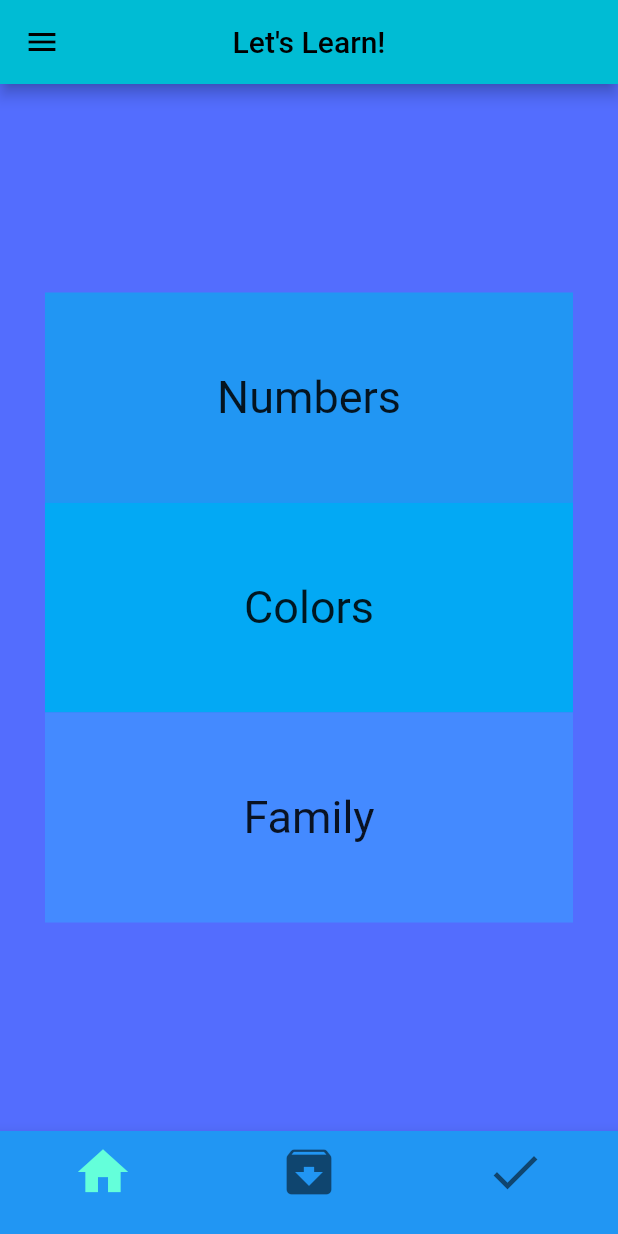
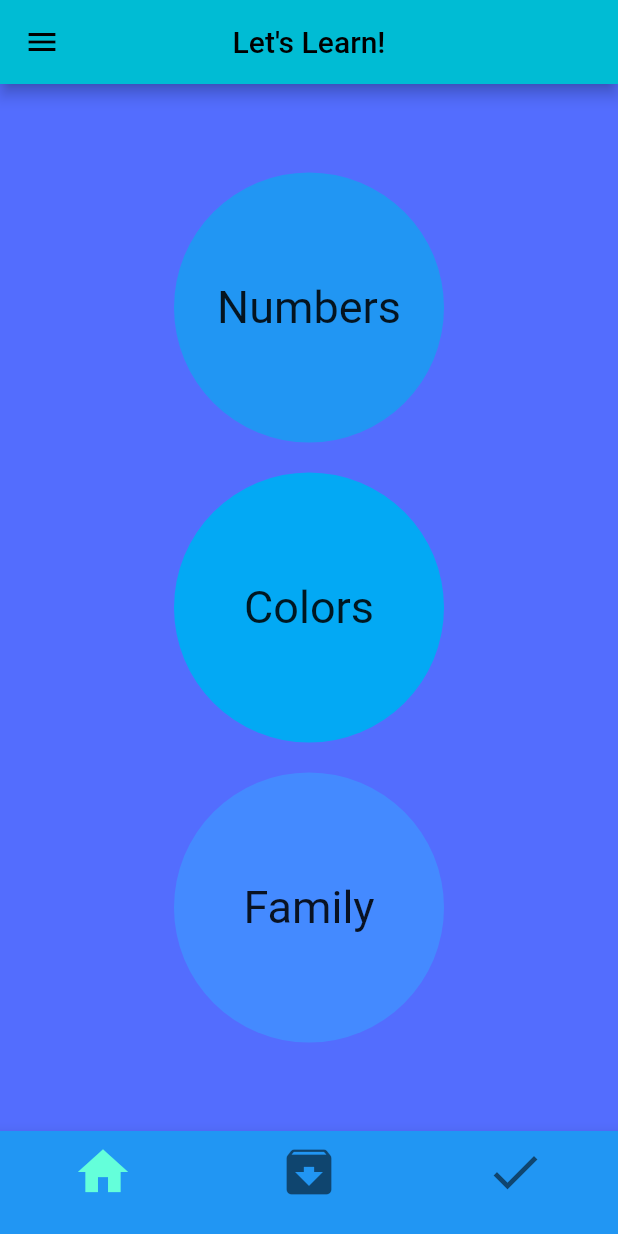
Before and after one commit to HassanEmad0010/learn_languges, a Flutter app: the screen it shows after launch, on a phone screen of 412 x 824 dp. Run offline on Flutter 3.47's test engine with Material 2 defaults, Android fonts, the phone set to English and light mode, and no system bars; our stand-ins replace assets_audio_player.

Commit message:
commit Hassan screen3

```diff
--- a/lib/layout/HomeScreen.dart
+++ b/lib/layout/HomeScreen.dart
@@ -9,8 +9,6 @@ import '../modules/Numbers.dart';
 import '../shared/shared.componants/componants.dart';
 import 'package:assets_audio_player/assets_audio_player.dart';
 
-
-
 class HomeScreen extends StatefulWidget {
   const HomeScreen({Key? key}) : super(key: key);
 
@@ -19,56 +17,42 @@ class HomeScreen extends StatefulWidget {
 }
 
 class _HomeScreenState extends State<HomeScreen> {
-
-  int currentindex=0;
-  bool pressed=false;
+  int currentindex = 0;
+  bool pressed = false;
   @override
   Widget build(BuildContext context) {
     return Scaffold(
-      bottomNavigationBar:
-          BottomNavigationBar(
+      bottomNavigationBar: BottomNavigationBar(
         onTap: (value) {
-              setState(() {
-              });
+          setState(() {});
           print(value);
           currentindex = value;
-              currentindex==1?Navigator.push(
+          currentindex == 1
+              ? Navigator.push(
                   context,
                   MaterialPageRoute(
                     builder: (context) => HassanClass(),
                   ),
-              ):null;
+                )
+              : null;
         },
-
         currentIndex: currentindex,
-
-
-
         iconSize: 40,
-            items:const <BottomNavigationBarItem> [
-              BottomNavigationBarItem(icon: Icon(Icons.home),label: ""),
-              BottomNavigationBarItem(icon: Icon(Icons.archive),label: ""),
-              BottomNavigationBarItem(icon: Icon(Icons.done),label: ""),
-
-
+        items: const <BottomNavigationBarItem>[
+          BottomNavigationBarItem(icon: Icon(Icons.home), label: ""),
+          BottomNavigationBarItem(icon: Icon(Icons.archive), label: ""),
+          BottomNavigationBarItem(icon: Icon(Icons.done), label: ""),
         ],
-
       ),
-
       appBar: AppBar(
-        leading:  IconButton(
-            onPressed: (){
-              setState(() {
-
-              });
-              pressed=!pressed;
-
+        leading: IconButton(
+            onPressed: () {
+              setState(() {});
+              pressed = !pressed;
             },
-            icon:pressed?Icon(Icons.menu_book) :Icon(Icons.menu)),
+            icon: pressed ? Icon(Icons.menu_book) : Icon(Icons.menu)),
         title: const Text("Let's Learn!"),
         centerTitle: true,
-
-
       ),
       body: Center(
         child: SingleChildScrollView(
@@ -86,7 +70,13 @@ class _HomeScreenState extends State<HomeScreen> {
                       ),
                     );
                   },
-                  child: buildContainer(color: Colors.blue, text: 'Numbers')),
+                  child: buildContainer(
+                      shape: BoxShape.circle,
+                      color: Colors.blue,
+                      text: 'Numbers')),
+              const SizedBox(
+                height: 20,
+              ),
               GestureDetector(
                   onTap: () {
                     print("2");
@@ -98,7 +88,12 @@ class _HomeScreenState extends State<HomeScreen> {
                     );
                   },
                   child: buildContainer(
-                      color: Colors.lightBlue, text: 'Colors')),
+                      shape: BoxShape.circle,
+                      color: Colors.lightBlue,
+                      text: 'Colors')),
+              const SizedBox(
+                height: 20,
+              ),
               GestureDetector(
                   onTap: () {
                     Navigator.push(
@@ -109,9 +104,10 @@ class _HomeScreenState extends State<HomeScreen> {
                     );
                     print("3");
                   },
-                  child:
-                      buildContainer(color: Colors.blueAccent, text: 'Family')),
-
+                  child: buildContainer(
+                      shape: BoxShape.circle,
+                      color: Colors.blueAccent,
+                      text: 'Family')),
             ],
           ),
         ),
--- a/lib/shared/shared.componants/componants.dart
+++ b/lib/shared/shared.componants/componants.dart
@@ -11,19 +11,22 @@ Widget buildContainer ({
   Color color=Colors.brown,
   required String text,
   double width=double.infinity,
-  double height=140,
+  double height=180,
+  BoxShape shape= BoxShape.rectangle,
 
 })
 
 {
 
   return Stack(
+
     alignment: AlignmentDirectional.center,
     children: [
     Container(
       width: width,
       height: height,
       decoration: BoxDecoration(
+        shape:shape,
         color: color,
       ),
 
```
Lines whose indentation alone changed are shown as unchanged.
